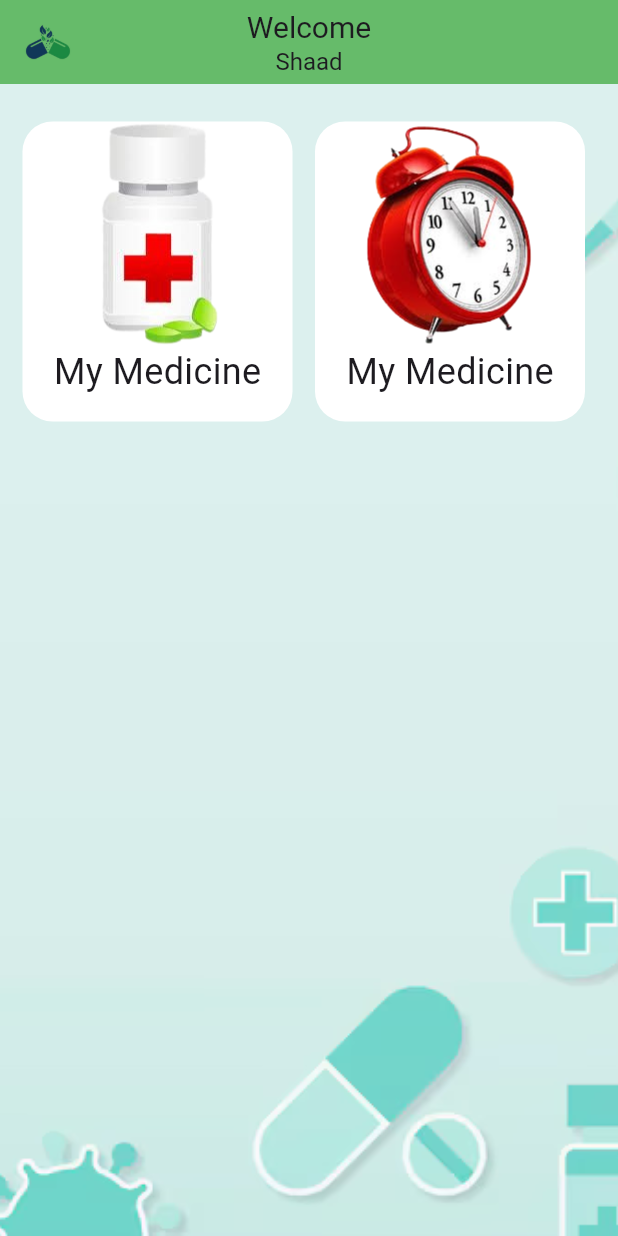
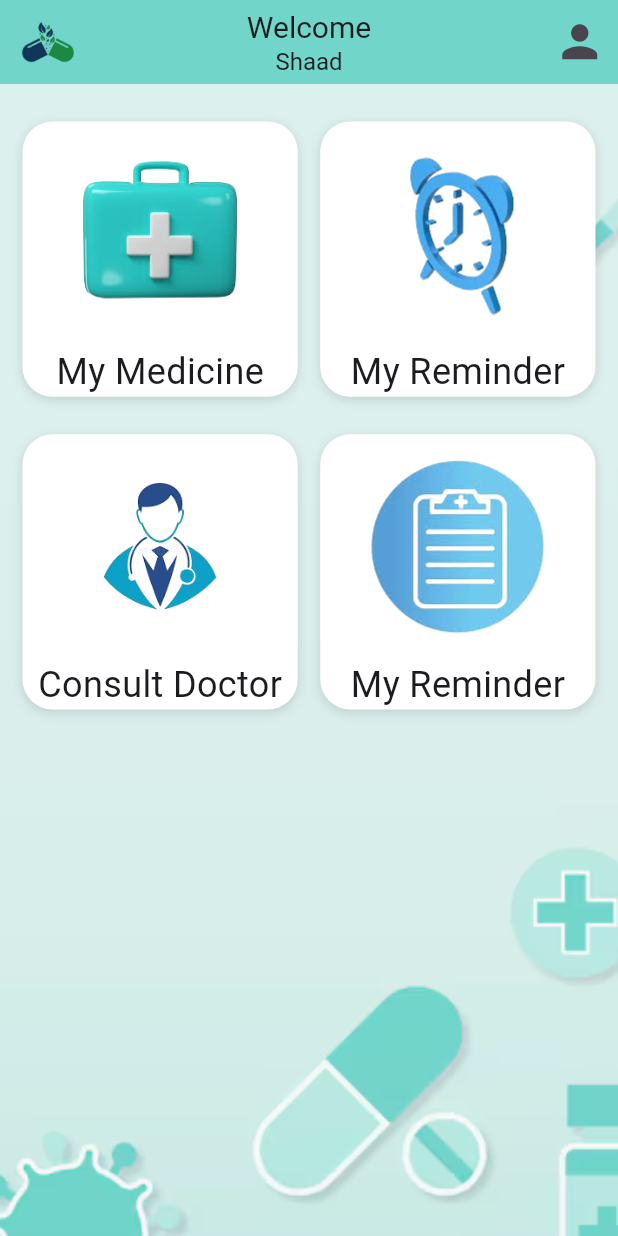
Before and after one commit to shaadsajjad/quickmed, a Flutter app: the Dashboard screen opened directly, on a phone screen of 412 x 824 dp. Run offline on Flutter 3.47's test engine with Material 3 defaults, Android fonts, the light colour scheme and no system bars; our stand-ins replace animated_text_kit, firebase_auth, firebase_core, image_picker; accounts and stored records are empty.

Commit message:
add medicine page added

```diff
--- a/lib/Screen/dashboard.dart
+++ b/lib/Screen/dashboard.dart
@@ -1,5 +1,6 @@
 import 'package:flutter/cupertino.dart';
 import 'package:flutter/material.dart';
+import 'package:quickmed/Screen/medicine.dart';
 
 class Dashboard extends StatefulWidget {
   const Dashboard({super.key});
@@ -13,12 +14,14 @@ class _DashboardState extends State<Dashboard> {
   Widget build(BuildContext context) {
     return Scaffold(
       appBar: AppBar(
-       backgroundColor: Colors.green[400],
+       backgroundColor: Color(0xFF71D5CA)
+        ,
         leading: Padding(
           padding: const EdgeInsets.only(left: 8),
           child: Image.asset("assets/images/logo.png",
-          width: 25,
-            height: 25,
+          width: 30,
+            height: 30,
+            fit: BoxFit.cover,
           ),
         ),
         title: Column(
@@ -32,6 +35,14 @@ class _DashboardState extends State<Dashboard> {
           ],
 
         ),
+        actions: [
+          Padding(
+            padding: const EdgeInsets.all(8.0),
+            child: Icon(Icons.person,
+              size: 35,
+            ),
+          )
+        ],
         centerTitle: true,
 
 
@@ -48,60 +59,155 @@ class _DashboardState extends State<Dashboard> {
 
             Padding(
               padding: const EdgeInsets.only(top: 25),
-              child: Row(
+              child: GridView.count(
+                shrinkWrap: true,
+               // physics: NeverScrollableScrollPhysics(),
+                crossAxisCount: 2,
+                crossAxisSpacing: 15,
+                mainAxisSpacing: 25,
+                padding: const EdgeInsets.symmetric(horizontal: 15),
                 children: [
-                  Padding(
-                    padding: const EdgeInsets.symmetric(horizontal: 15),
+
+                  // First Item
+                  InkWell(
+                    onTap: () {
+                      Navigator.push(context, MaterialPageRoute(builder: (context){
+                        return Medicine();
+                      }));
+      },
                     child: Container(
-
-                      height: 200,
+                      height: 220,
                       width: 180,
                       decoration: BoxDecoration(
                         borderRadius: BorderRadius.circular(20),
-                        color: Colors.white
+                        color: Colors.white,
+                        boxShadow: [
+                          BoxShadow(
+                            color: Colors.black12,
+                            blurRadius: 5,
+                            offset: Offset(0, 2),
+                          ),
+                        ],
                       ),
                       child: Column(
+                        mainAxisAlignment: MainAxisAlignment.center,
                         children: [
-                          Image.asset("assets/images/medicine.png",
+                          Image.asset(
+                            "assets/images/medicine.png",
                             width: 150,
-                          height: 150,),
-                          Text("My Medicine",
-                          style: TextStyle(
-                            fontSize: 24
+                            height: 150,
                           ),
-                          )
+                         // SizedBox(height: 8),
+                          Text(
+                            "My Medicine",
+                            style: TextStyle(fontSize: 24),
+                          ),
                         ],
                       ),
                     ),
                   ),
 
+                  // Second Item
                   Container(
-
                     height: 200,
                     width: 180,
                     decoration: BoxDecoration(
                       borderRadius: BorderRadius.circular(20),
-                    color: Colors.white
+                      color: Colors.white,
+                      boxShadow: [
+                        BoxShadow(
+                          color: Colors.black12,
+                          blurRadius: 5,
+                          offset: Offset(0, 2),
+                        ),
+                      ],
                     ),
                     child: Column(
+                      mainAxisAlignment: MainAxisAlignment.center,
                       children: [
-                    Image.asset("assets/images/reminder.png",
+                        Image.asset(
+                          "assets/images/reminder.png",
                           width: 150,
-                      height: 150,),
-                    Text("My Medicine",
-                      style: TextStyle(
-                          fontSize: 24
+                          height: 150,
                         ),
-                    )
+                      //  SizedBox(height: 8),
+                        Text(
+                          "My Reminder",
+                          style: TextStyle(fontSize: 24),
+                        ),
+                      ],
+                    ),
+                  ),
+
+                  // Third Item
+                  Container(
+                    height: 200,
+                    width: 180,
+                    decoration: BoxDecoration(
+                      borderRadius: BorderRadius.circular(20),
+                      color: Colors.white,
+                      boxShadow: [
+                        BoxShadow(
+                          color: Colors.black12,
+                          blurRadius: 5,
+                          offset: Offset(0, 2),
+                        ),
+                      ],
+                    ),
+                    child: Column(
+                      mainAxisAlignment: MainAxisAlignment.center,
+                      children: [
+                        Image.asset(
+                          "assets/images/doctor.png",
+                          width: 150,
+                          height: 150,
+                        ),
+                      //  SizedBox(height: 8),
+                        Text(
+                          "Consult Doctor",
+                          style: TextStyle(fontSize: 24),
+                        ),
+                      ],
+                    ),
+                  ),
+
+                  // Fourth Item
+                  Container(
+                    height: 200,
+                    width: 180,
+                    decoration: BoxDecoration(
+                      borderRadius: BorderRadius.circular(20),
+                      color: Colors.white,
+                      boxShadow: [
+                        BoxShadow(
+                          color: Colors.black12,
+                          blurRadius: 5,
+                          offset: Offset(0, 2),
+                        ),
+                      ],
+                    ),
+                    child: Column(
+                      mainAxisAlignment: MainAxisAlignment.center,
+                      children: [
+                        Image.asset(
+                          "assets/images/reportt.png",
+                          width: 150,
+                          height: 150,
+                        ),
+                       // SizedBox(height: 8),
+                        Text(
+                          "My Reminder",
+                          style: TextStyle(fontSize: 24),
+                        ),
+                      ],
+                    ),
+                  ),
                 ],
               ),
             )
           ],
         ),
       ),
-          ],
-        ),
-      ),
     );
   }
 }
--- a/pubspec.yaml
+++ b/pubspec.yaml
@@ -38,6 +38,7 @@ dependencies:
   animated_text_kit: ^4.2.3
   firebase_core: ^3.12.1
   firebase_auth: ^5.5.1
+  image_picker: ^1.1.2
 
 dev_dependencies:
   flutter_test:
```
Also changed, not shown: lib/Screen/addmedicine.dart (added, +223 -0 lines), lib/Screen/medicine.dart (added, +46 -0 lines), lib/Screen/screen_splash.dart (+11 -0 lines), lib/main.dart (+8 -3 lines), assets/images/doctor.png (added), assets/images/medicine.png, assets/images/reminder.png, assets/images/reportt.png (added), pubspec.lock, 7 other files. Lines whose indentation alone changed are shown as unchanged.
